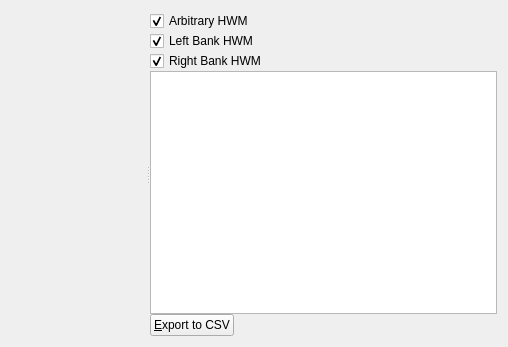
i-RIC/prepost-gui, file apps/rivmaker/window/verticalcrosssection/verticalcrosssectionwindow.ui: the form before one commit.
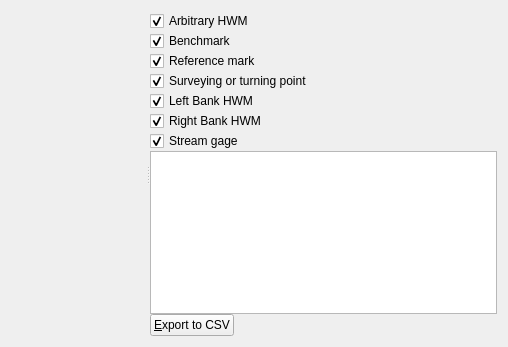
The form after the commit. Icons and pictures are not drawn. Custom widgets are drawn as their Qt base class.

Commit message: Vertical window supports all categories now.

```diff
--- a/apps/rivmaker/window/verticalcrosssection/verticalcrosssectionwindow.ui
+++ b/apps/rivmaker/window/verticalcrosssection/verticalcrosssectionwindow.ui
@@ -24,8 +24,8 @@
       <enum>Qt::Horizontal</enum>
      </property>
      <widget class="QwtPlot" name="qwtWidget" native="true"/>
-     <widget class="QWidget" name="">
-      <layout class="QVBoxLayout" name="verticalLayout" stretch="0,0,0,1,0">
+     <widget class="QWidget" name="layoutWidget">
+      <layout class="QVBoxLayout" name="verticalLayout" stretch="0,0,0,0,0,0,0,1,0">
        <property name="spacing">
         <number>0</number>
        </property>
@@ -43,6 +43,48 @@
          </property>
         </widget>
        </item>
+       <item>
+        <widget class="QCheckBox" name="benchmarkCheckBox">
+         <property name="text">
+          <string>Benchmark</string>
+         </property>
+         <property name="icon">
+          <iconset resource="../../rivmaker.qrc">
+           <normaloff>:/images/iconBenchmark.png</normaloff>:/images/iconBenchmark.png</iconset>
+         </property>
+         <property name="checked">
+          <bool>true</bool>
+         </property>
+        </widget>
+       </item>
+       <item>
+        <widget class="QCheckBox" name="referenceMarkCheckBox">
+         <property name="text">
+          <string>Reference mark</string>
+         </property>
+         <property name="icon">
+          <iconset resource="../../rivmaker.qrc">
+           <normaloff>:/images/iconReferenceMark.png</normaloff>:/images/iconReferenceMark.png</iconset>
+         </property>
+         <property name="checked">
+          <bool>true</bool>
+         </property>
+        </widget>
+       </item>
+       <item>
+        <widget class="QCheckBox" name="hubCheckBox">
+         <property name="text">
+          <string>Surveying or turning point</string>
+         </property>
+         <property name="icon">
+          <iconset resource="../../rivmaker.qrc">
+           <normaloff>:/images/iconHub.png</normaloff>:/images/iconHub.png</iconset>
+         </property>
+         <property name="checked">
+          <bool>true</bool>
+         </property>
+        </widget>
+       </item>
        <item>
         <widget class="QCheckBox" name="leftCheckBox">
          <property name="text">
@@ -71,6 +113,20 @@
          </property>
         </widget>
        </item>
+       <item>
+        <widget class="QCheckBox" name="streamGageCheckBox">
+         <property name="text">
+          <string>Stream gage</string>
+         </property>
+         <property name="icon">
+          <iconset resource="../../rivmaker.qrc">
+           <normaloff>:/images/iconStreamGage.png</normaloff>:/images/iconStreamGage.png</iconset>
+         </property>
+         <property name="checked">
+          <bool>true</bool>
+         </property>
+        </widget>
+       </item>
        <item>
         <widget class="QTableView" name="tableView"/>
        </item>
```
Left out of the diff: 2 changed lines with no effect on the pictures. The commit also changes 2 other files.
